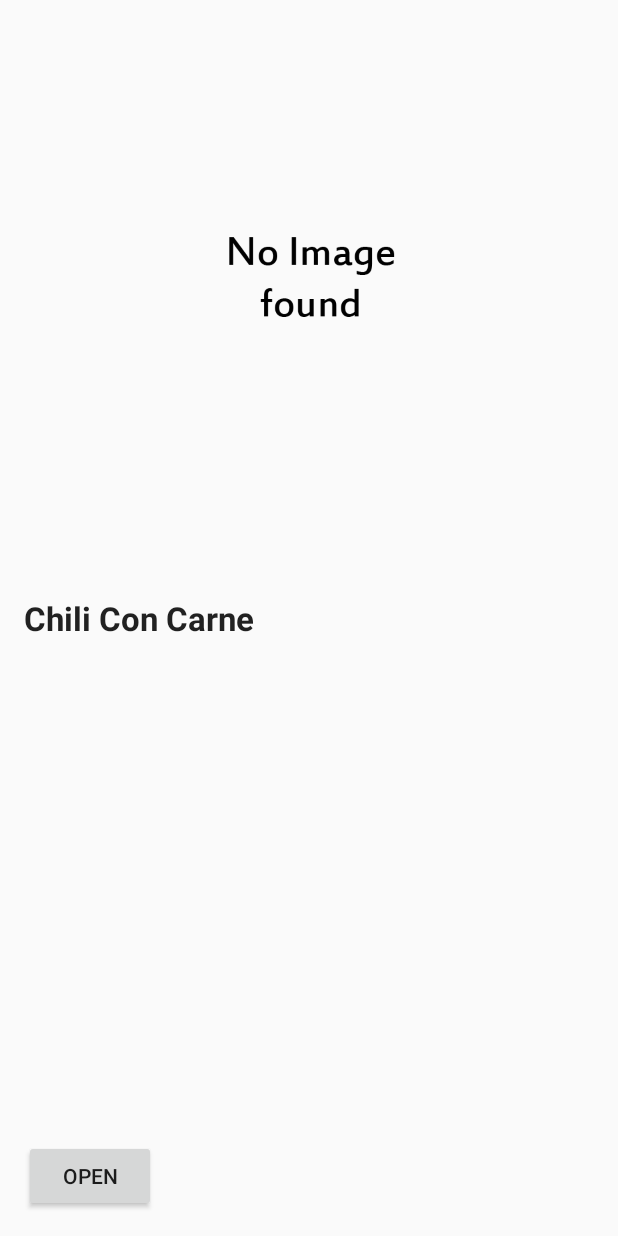
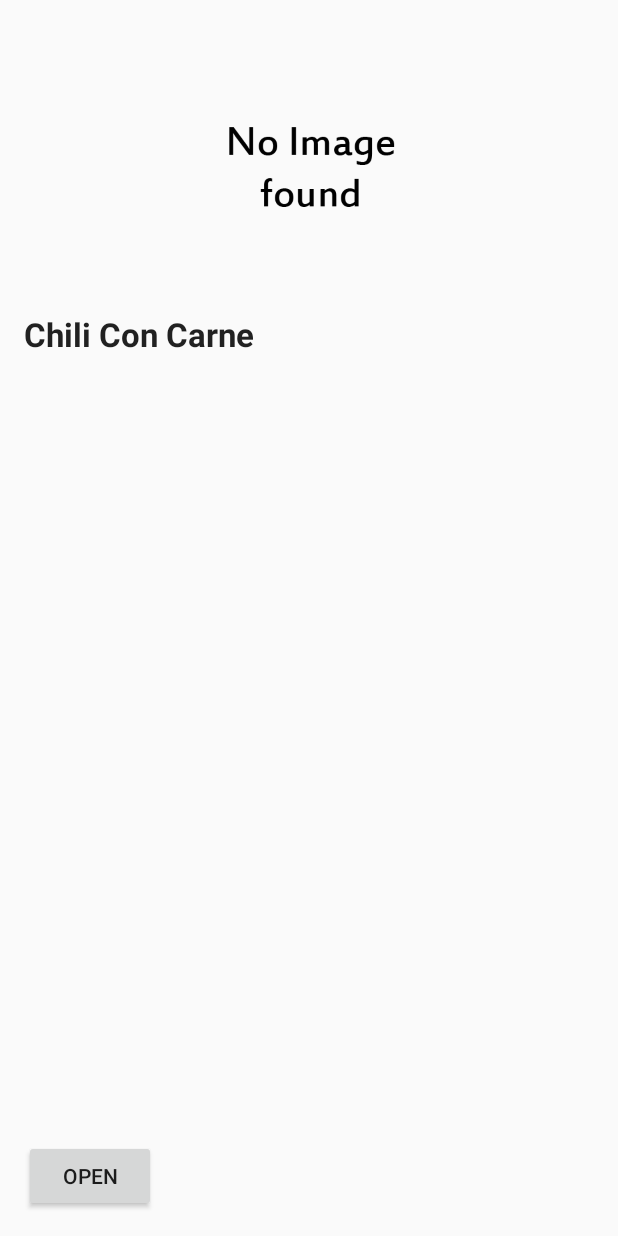
Before and after one commit to coldsn4ke/FeedMe_Now, an Android app: the layout activity_recipe_.xml on its own in the app's theme, with its tools: preview values and no code run, on a phone screen of 412 x 824 dp. Run offline under Robolectric (Android 15) with nearby library versions, the phone set to English and light mode, and no system bars.

```diff
--- a/app/src/main/res/layout/activity_recipe_.xml
+++ b/app/src/main/res/layout/activity_recipe_.xml
@@ -9,9 +9,8 @@
     <ImageView
         android:layout_width="@android:dimen/thumbnail_width"
         android:layout_height="@android:dimen/thumbnail_height"
-        android:id="@+id/imageView"
+        android:id="@+id/recipe_img"
         android:src="@drawable/no_image"
-        android:layout_marginTop="73dp"
         android:layout_alignParentTop="true"
         android:layout_centerHorizontal="true" />
 
@@ -21,16 +20,19 @@
         android:textAppearance="?android:attr/textAppearanceLarge"
         android:text="Chili Con Carne"
         android:id="@+id/recipe_name"
-        android:layout_centerVertical="true"
+        android:textStyle="bold"
+        android:layout_below="@+id/recipe_img"
         android:layout_alignParentStart="true"
-        android:textStyle="bold" />
+        android:maxLength="35"
+        android:maxLines="1"
+        android:singleLine="true"/>
 
     <ListView
         android:layout_width="wrap_content"
         android:layout_height="wrap_content"
         android:id="@+id/recipe_list"
+        android:layout_alignParentStart="true"
         android:layout_below="@+id/recipe_name"
-        android:layout_alignParentStart="true"
         android:layout_above="@+id/open_link" />
 
     <Button
```
Also changed, not shown: app/src/main/java/com/csoft/wong/feedmenow/MainActivity.java (+15 -9 lines), app/src/main/java/com/csoft/wong/feedmenow/Recipe_Activity.java (+13 -2 lines).
